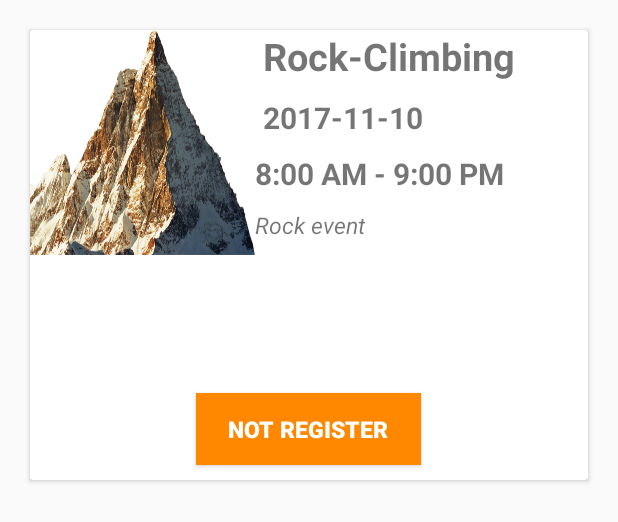
After one commit to anmolduainter/Events-Android-app, an Android app: the layout card_layout_reg_events.xml on its own in the app's theme, with its tools: preview values and no code run, on a phone screen of 412 x 824 dp. The commit adds this screen. Shown: the top 522 px of the screen. Run offline under Robolectric (Android 15) with nearby library versions, the phone set to English and light mode, and no system bars; network calls fail.

Commit message:
Registered Events Recycyler Adapter Done

```diff
--- a/app/src/main/AndroidManifest.xml
+++ b/app/src/main/AndroidManifest.xml
@@ -20,6 +20,7 @@
         </activity>
         <activity android:name=".Events.AllEvents"></activity>
         <activity android:name=".Login"></activity>
+        <activity android:name=".Events.RegisteredEvents"></activity>
     </application>
 
 </manifest>
--- a/app/src/main/java/com/example/anmol/events/Adapter/RecyclerAllEvents.java
+++ b/app/src/main/java/com/example/anmol/events/Adapter/RecyclerAllEvents.java
@@ -169,7 +169,7 @@ public class RecyclerAllEvents extends RecyclerView.Adapter<RecyclerAllEvents.Vi
     public void onBindViewHolder(RecyclerAllEvents.ViewHolder holder, int position) {
 
 
-    //    Picasso.with(ctx).load(imgUrl.get(position)).fit().into(holder.img1);
+        Picasso.with(ctx).load(imgUrl.get(position)).fit().into(holder.img1);
 
         holder.name1.setText(name.get(position));
         holder.date1.setText(date.get(position));
--- /dev/null
+++ b/app/src/main/res/layout/card_layout_reg_events.xml
@@ -0,0 +1,93 @@
+<?xml version="1.0" encoding="utf-8"?>
+
+<android.support.v7.widget.CardView
+    android:layout_height="300dp"
+    android:layout_width="match_parent"
+    xmlns:app="http://schemas.android.com/apk/res-auto"
+    android:elevation="2dp"
+    android:layout_marginLeft="20dp"
+    android:layout_marginRight="20dp"
+    android:layout_marginTop="20dp"
+    xmlns:android="http://schemas.android.com/apk/res/android">
+
+    <RelativeLayout
+        android:id="@+id/RegEventRel"
+        android:layout_width="match_parent"
+        android:layout_height="match_parent">
+
+        <ImageView
+            android:id="@+id/RegEventsImage"
+            android:background="@drawable/mountain"
+            android:layout_width="150dp"
+            android:layout_height="150dp" />
+
+        <TextView
+            android:id="@+id/RegName"
+            android:layout_toRightOf="@id/RegEventsImage"
+            android:layout_width="wrap_content"
+            android:layout_height="wrap_content"
+            android:text="Rock-Climbing"
+            android:textSize="25dp"
+            android:textStyle="bold"
+            android:layout_marginLeft="5dp"/>
+
+
+
+        <TextView
+            android:id="@+id/RegDate"
+            android:layout_toRightOf="@id/RegEventsImage"
+            android:layout_width="wrap_content"
+            android:layout_height="wrap_content"
+            android:layout_below="@id/RegName"
+            android:layout_marginTop="10dp"
+            android:text="2017-11-10"
+            android:textSize="20dp"
+            android:textStyle="bold"
+            android:layout_marginLeft="5dp"/>
+
+
+
+        <TextView
+            android:id="@+id/RegTime"
+            android:layout_toRightOf="@id/RegEventsImage"
+            android:layout_width="wrap_content"
+            android:layout_height="wrap_content"
+            android:layout_below="@id/RegDate"
+            android:layout_marginTop="10dp"
+            android:text="8:00 AM - 9:00 PM"
+            android:textSize="20dp"
+            android:textStyle="bold"
+            />
+
+
+
+        <TextView
+            android:id="@+id/RegDesc"
+            android:layout_toRightOf="@id/RegEventsImage"
+            android:layout_width="wrap_content"
+            android:layout_height="wrap_content"
+            android:layout_below="@id/RegTime"
+            android:layout_marginTop="10dp"
+            android:text="Rock event"
+            android:textSize="15dp"
+            android:textStyle="italic"
+            />
+
+        <Button
+            android:id="@+id/Not_Register_Reg_Events_Button"
+            android:layout_width="150dp"
+            android:layout_height="wrap_content"
+            android:layout_alignParentBottom="true"
+            android:text="Not REGISTER"
+            android:textStyle="bold"
+            android:textColor="#fff"
+            android:layout_marginBottom="10dp"
+            android:textSize="15dp"
+            android:background="@android:color/holo_orange_dark"
+            android:layout_centerHorizontal="true"/>
+
+    </RelativeLayout>
+
+
+
+</android.support.v7.widget.CardView>
```
Also changed, not shown: app/src/main/java/com/example/anmol/events/Adapter/RecyclerNavAdapter.java (+7 -1 lines), app/src/main/java/com/example/anmol/events/Adapter/RecyclerRegEvents.java (added, +104 -0 lines), app/src/main/java/com/example/anmol/events/Data/EventsAll.java (+93 -1 lines), app/src/main/java/com/example/anmol/events/Data/EventsRegistered.java (added, +130 -0 lines), app/src/main/java/com/example/anmol/events/Events/RegisteredEvents.java (+26 -1 lines).
